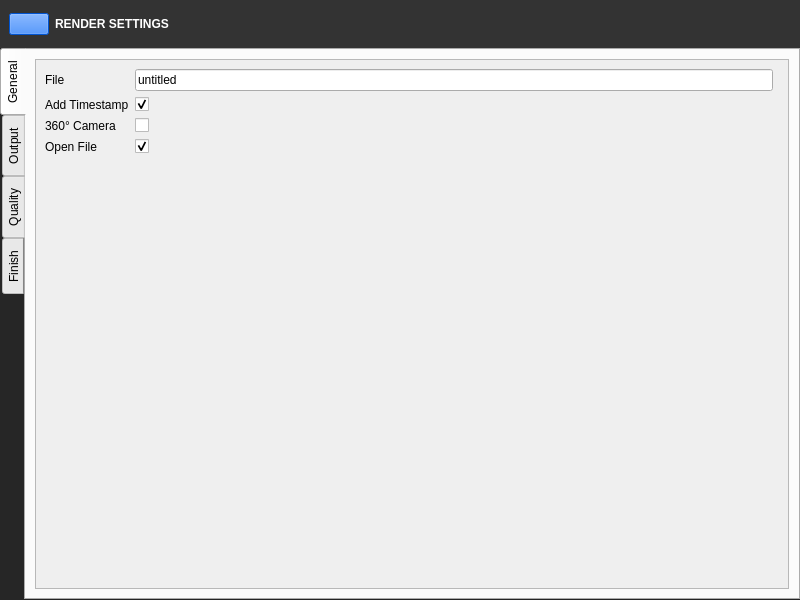
Before: the Qt Designer form QChromosome/rendersettings.ui in Michalaq/ChromosomeVisualizer, drawn with Qt 5.
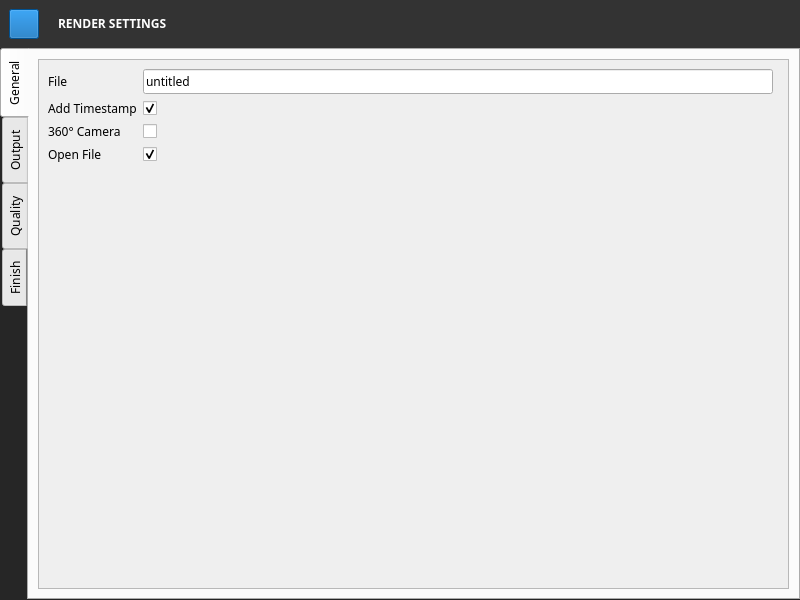
After: the same form once the commit is applied. Icons and pictures are not drawn. Custom widgets are drawn as their Qt base class.

Commit message: Changed style od Render Settings

The edit to the form file:
```diff
--- a/QChromosome/rendersettings.ui
+++ b/QChromosome/rendersettings.ui
@@ -16,7 +16,12 @@
   <property name="styleSheet">
    <string notr="true">#RenderSettings {
 	background: #262626;
-}</string>
+}
+
+QWidget {
+	font-family: Droid Sans;
+}
+</string>
   </property>
   <layout class="QVBoxLayout" name="verticalLayout">
    <property name="spacing">
@@ -65,8 +70,20 @@
           <verstretch>0</verstretch>
          </sizepolicy>
         </property>
+        <property name="minimumSize">
+         <size>
+          <width>30</width>
+          <height>30</height>
+         </size>
+        </property>
+        <property name="maximumSize">
+         <size>
+          <width>30</width>
+          <height>30</height>
+         </size>
+        </property>
         <property name="styleSheet">
-         <string notr="true">background: #0066ff;</string>
+         <string notr="true">background: #0063b1;</string>
         </property>
         <property name="icon">
          <iconset resource="icons.qrc">
@@ -74,8 +91,8 @@
         </property>
         <property name="iconSize">
          <size>
-          <width>24</width>
-          <height>24</height>
+          <width>26</width>
+          <height>26</height>
          </size>
         </property>
        </widget>
@@ -83,11 +100,16 @@
       <item>
        <widget class="QLabel" name="label">
         <property name="styleSheet">
-         <string notr="true">color: white;</string>
+         <string notr="true">color: white;
+padding-left: 10px;
+</string>
         </property>
         <property name="text">
          <string>&lt;html&gt;&lt;head/&gt;&lt;body&gt;&lt;p&gt;&lt;span style=&quot; font-weight:600;&quot;&gt;RENDER SETTINGS&lt;/span&gt;&lt;/p&gt;&lt;/body&gt;&lt;/html&gt;</string>
         </property>
+        <property name="textFormat">
+         <enum>Qt::AutoText</enum>
+        </property>
        </widget>
       </item>
      </layout>
```
Left out of the diff: 5 changed lines with no effect on the pictures. The commit also changes 1 other file.
